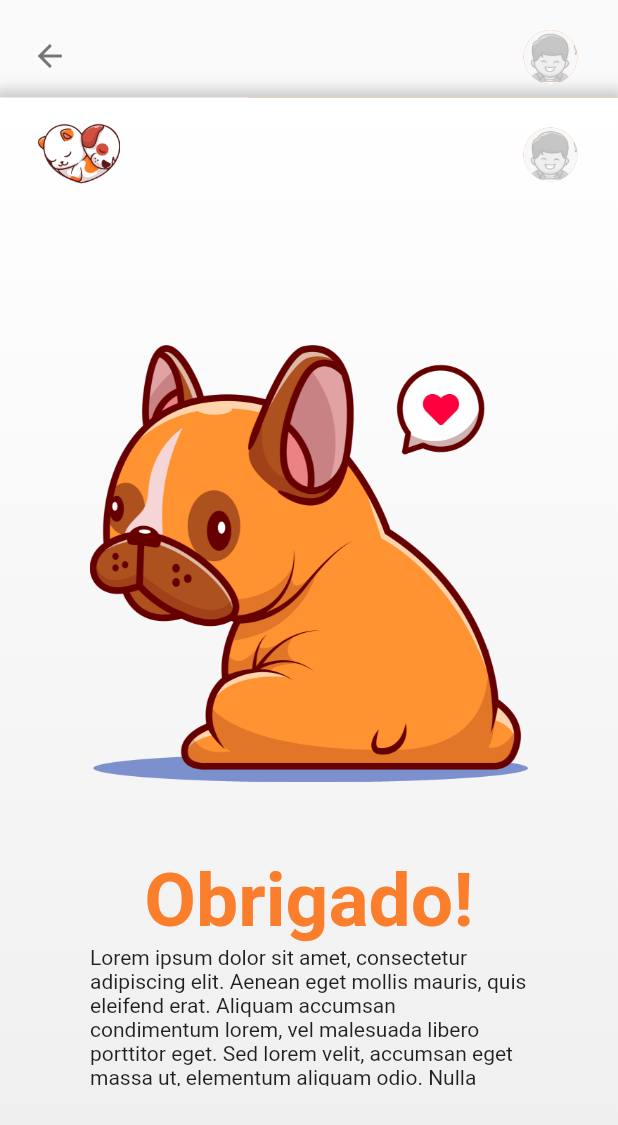
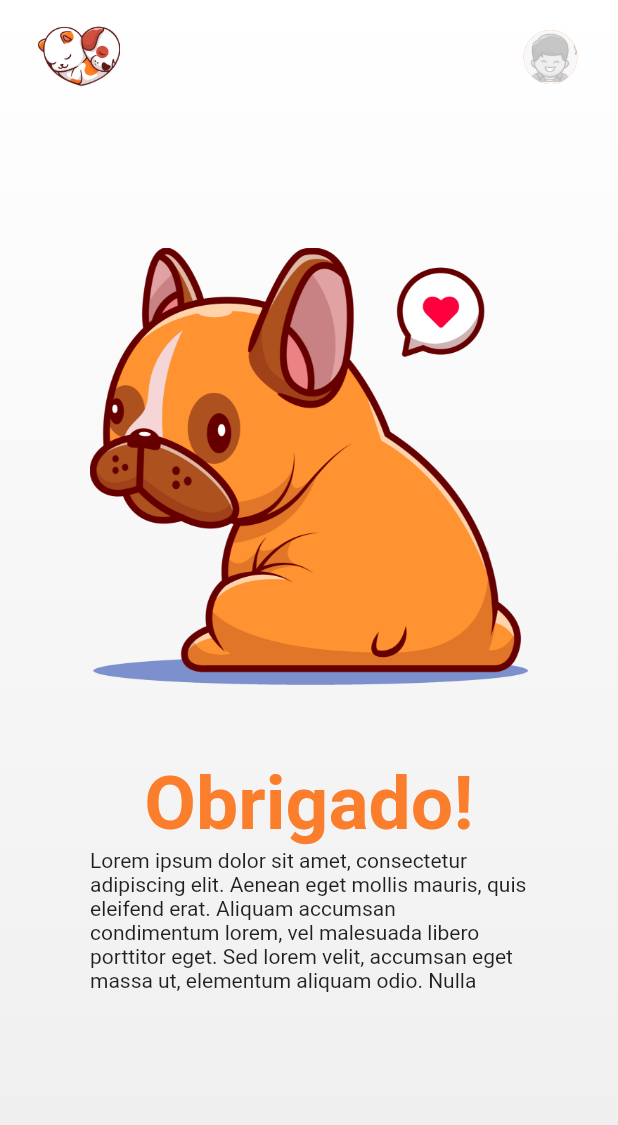
Before and after one commit to FIAP-Adotappet/adotappet-mobile, a Flutter app: the OrderCreatedPage screen opened directly, on a phone screen of 412 x 824 dp. Shown: the top 1125 px of the screen. Run offline on Flutter 3.47's test engine with Material 2 defaults, Android fonts, the light colour scheme and no system bars; our stand-ins replace google_fonts, jiffy; network calls fail; Roboto replaces fonts that are missing (Dosis).

Commit message:
Centralizado o widget Transform e criado o mixin para controle da sidebar

```diff
--- a/lib/modules/order_created/screens/order_created_screen.dart
+++ b/lib/modules/order_created/screens/order_created_screen.dart
@@ -1,42 +1,32 @@
 import 'package:adotappet/globals.dart';
 import 'package:adotappet/constants/app_constants.dart';
+import 'package:adotappet/utils/mixins/mixin.dart';
 import 'package:adotappet/widgets/custom_app_bar.dart';
 import 'package:adotappet/widgets/side_menu_bar.dart';
+import 'package:adotappet/widgets/user_transform.dart';
 import 'package:flutter/material.dart';
 
-class OrderCreatedPage extends StatelessWidget {
+class OrderCreatedPage extends StatefulWidget {
+  @override
+  _OrderCreatedPageState createState() => _OrderCreatedPageState();
+}
+
+class _OrderCreatedPageState extends State<OrderCreatedPage> with Login {
   @override
   Widget build(BuildContext context) {
-    final leftSlide =
-        MediaQuery.of(context).size.width * (Global.showSideBar ? 0.6 : 0);
-
     return Scaffold(
-      appBar: CustomAppBar(),
       body: Stack(
         children: [
           SideMenuBar(),
 
           // Content page
-          Transform(
-            transform: Matrix4.identity()..translate(-leftSlide),
-            alignment: Alignment.center,
-            child: Container(
-                decoration: BoxDecoration(
-                  gradient: LinearGradient(
-                      begin: Alignment.bottomCenter,
-                      end: Alignment.topCenter,
-                      colors: [Colors.grey.shade200, Colors.white]),
-                  boxShadow: [
-                    BoxShadow(
-                      color: Colors.black.withOpacity(0.2),
-                      spreadRadius: 5,
-                      blurRadius: 7,
-                      offset: Offset(0, 0),
+          UserTransform(
+            leftSlide: leftSlide,
+            child: Scaffold(
+              appBar: CustomAppBar(
+                isHome: true,
+                onAvatarClick: () => this.showHideUser(),
               ),
-                  ],
-                ),
-                child: Scaffold(
-                  appBar: CustomAppBar(isHome: true),
               extendBody: true,
               backgroundColor: Colors.transparent,
               body: Padding(
@@ -68,7 +58,7 @@ class OrderCreatedPage extends StatelessWidget {
                   ],
                 ),
               ),
-                )),
+            ),
           )
         ],
       ),
--- /dev/null
+++ b/lib/utils/mixins/mixin.dart
@@ -0,0 +1,25 @@
+import 'package:flutter/material.dart';
+
+mixin Login<T extends StatefulWidget> on State<T> {
+  var leftSlide;
+  var size;
+
+  @override
+  void initState() {
+    super.initState();
+    leftSlide = 0.0;
+  }
+
+  showHideUser() {
+    this.setState(() {
+      if (leftSlide == 0.0) {
+        leftSlide = MediaQuery
+            .of(context)
+            .size
+            .width * 0.6;
+      } else {
+        leftSlide = 0.0;
+      }
+    });
+  }
+}
--- a/lib/widgets/custom_app_bar.dart
+++ b/lib/widgets/custom_app_bar.dart
@@ -8,9 +8,12 @@ class CustomAppBar extends StatelessWidget with PreferredSizeWidget {
   final Size preferredSize;
 
   final bool isHome;
-  final bool sideBar;
+  final VoidCallback onAvatarClick;
 
-  CustomAppBar({Key? key, this.isHome = false, this.sideBar = false})
+  CustomAppBar(
+      {Key? key,
+      this.isHome = false,
+      required this.onAvatarClick})
       : preferredSize = Size.fromHeight(65.0),
         super(key: key);
 
@@ -32,13 +35,8 @@ class CustomAppBar extends StatelessWidget with PreferredSizeWidget {
             right: 25,
             top: 20.0,
           ),
-          child: sideBar
-              ? CloseButton(color: Colors.grey[600])
-              : GestureDetector(
-                  onTap: () {
-                    Global.showSideBar = !Global.showSideBar;
-                    print(Global.showSideBar);
-                  },
+          child: GestureDetector(
+                  onTap: onAvatarClick,
                   child: CircleAvatar(
                     child: ClipOval(
                       child: Image.asset('assets/images/avatar_deslogado.png'),
--- /dev/null
+++ b/lib/widgets/user_transform.dart
@@ -0,0 +1,35 @@
+import 'package:flutter/material.dart';
+
+class UserTransform extends StatelessWidget {
+  const UserTransform({Key? key, required this.leftSlide, required this.child})
+      : super(key: key);
+
+  final double leftSlide;
+
+  final Widget child;
+
+  @override
+  Widget build(BuildContext context) {
+    return Transform(
+      transform: Matrix4.identity()..translate(-leftSlide),
+      alignment: Alignment.center,
+      child: Container(
+        decoration: BoxDecoration(
+          gradient: LinearGradient(
+              begin: Alignment.bottomCenter,
+              end: Alignment.topCenter,
+              colors: [Colors.grey.shade200, Colors.white]),
+          boxShadow: [
+            BoxShadow(
+              color: Colors.black.withOpacity(0.2),
+              spreadRadius: 5,
+              blurRadius: 7,
+              offset: Offset(0, 0),
+            ),
+          ],
+        ),
+        child: child,
+      ),
+    );
+  }
+}
```
Also changed, not shown: lib/modules/cadastro_user/screens/cadastro_user.dart (+9 -24 lines), lib/modules/detail/screens/detail_screen.dart (+13 -27 lines), lib/modules/home/screens/home_screen.dart (+10 -24 lines), lib/utils/mixins/validation_mixin.dart (deleted), pubspec.lock. Lines whose indentation alone changed are shown as unchanged.
